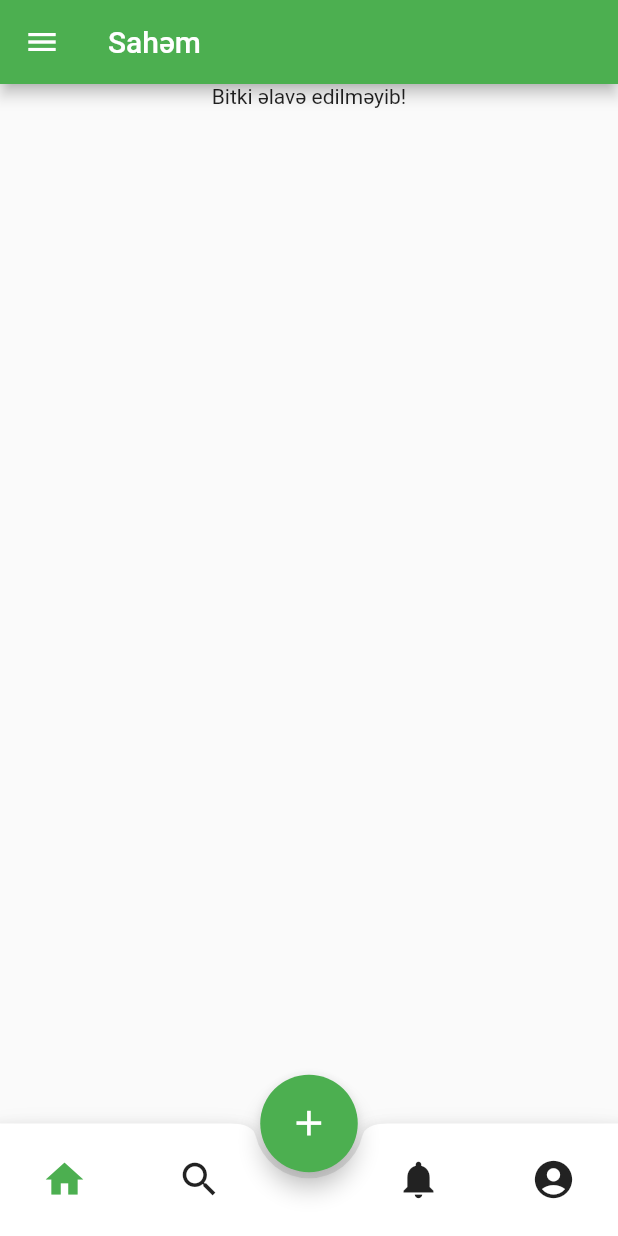
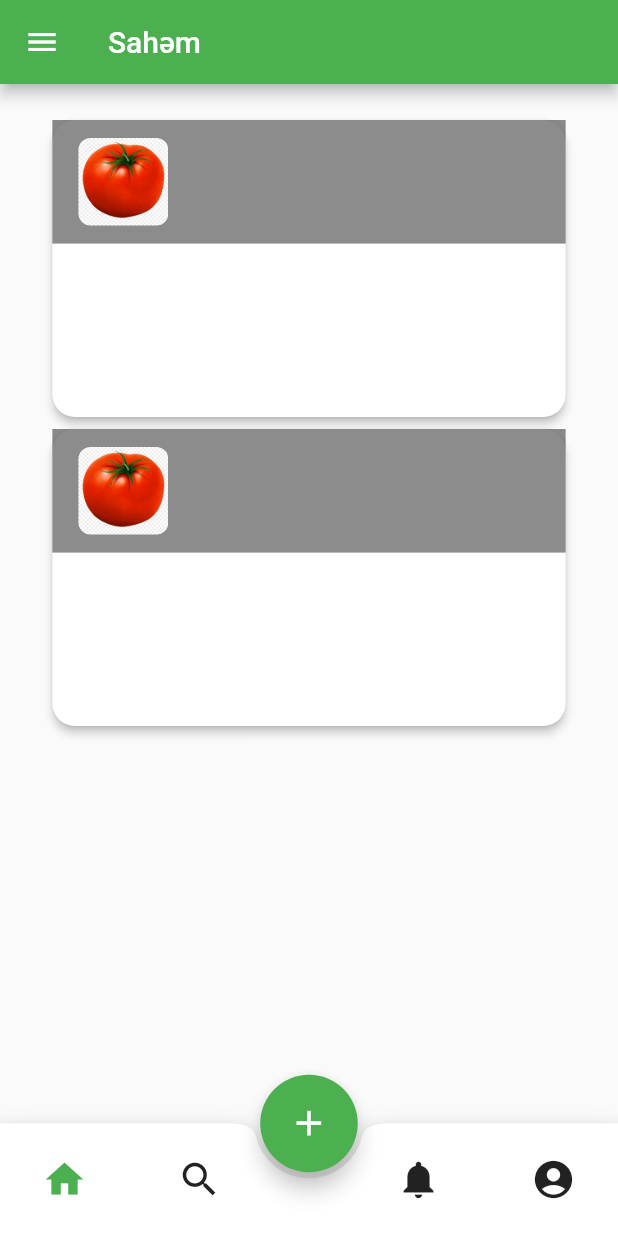
Before and after one commit to Fred0399/agrorammers, a Flutter app: the screen it shows after launch, on a phone screen of 412 x 824 dp. Run offline on Flutter 3.47's test engine with Material 2 defaults, Android fonts, the phone set to English and light mode, and no system bars; our stand-ins replace google_sign_in, rxdart.

Commit message:
5th commit

```diff
--- a/lib/data/plant_data.dart
+++ b/lib/data/plant_data.dart
@@ -1,4 +1,5 @@
-import 'dart:ui';
+
+import 'package:flutter/material.dart';
 
 class PlantData{
   final int id;
@@ -11,8 +12,8 @@ class PlantData{
 class TaskCare{
   final int isDone;//0 means it is not done yet, 1 means it is.
   final String note;
-  final String time_data;
+  final String timeData;
 
-  TaskCare({this.isDone=0,this.note,this.time_data});
+  TaskCare({this.isDone=0,this.note,this.timeData});
 
 }
--- a/lib/screens/home.dart
+++ b/lib/screens/home.dart
@@ -15,11 +15,15 @@ class _HomeState extends State<Home> {
   @override
   Widget build(BuildContext context) {
     return SingleChildScrollView(
-      child: (widget.list != null)
-          ? Column(children: widget.list.map((val) {}).toList())
-          : Center(
-              child: Text("Bitki əlavə edilməyib!"),
-            ),
+      child: Column(
+          mainAxisAlignment: MainAxisAlignment.spaceBetween,
+          children: widget.list.map(
+        (val) {
+          return MyPlant(
+            plantData: val,
+          );
+        },
+      ).toList()),
     );
   }
 }
--- a/lib/screens/home_page.dart
+++ b/lib/screens/home_page.dart
@@ -1,3 +1,4 @@
+import 'package:agrorammers/data/plant_data.dart';
 import 'package:flutter/material.dart';
 import 'package:google_sign_in/google_sign_in.dart';
 import '../blocs/login_provider.dart';
@@ -7,6 +8,25 @@ import 'home.dart';
 class LoginPage extends StatefulWidget {
   int choosedind = 0;
   String appBarTitle = "Sahəm";
+  List<PlantData> list = [
+    PlantData(
+      id: 123123,
+      title: "Pomidor",
+      image: Image.asset('assets/catalog_items/tomato.png'),
+      tasks: [
+        TaskCare(isDone: 0, note: "5 gunden 1 sula"),
+      ],
+    ),
+    PlantData(
+      id: 123123,
+      title: "Pomidor",
+      image: Image.asset('assets/catalog_items/tomato.png'),
+      tasks: [
+        TaskCare(isDone: 0, note: "5 gunden 1 sula"),
+      ],
+    )
+  ];
+
   @override
   _LoginPageState createState() => _LoginPageState();
 }
@@ -95,11 +115,18 @@ class _LoginPageState extends State<LoginPage> {
           print('Page Changes to index $int');
         },
         children: <Widget>[
-          Container(
-            width: double.infinity,
-            height: double.infinity,
-            child:Home(null),
-          ),
+          (widget.list != null && widget.list.length > 0)
+              ? Container(
+                  width: double.infinity,
+                  height: double.infinity,
+                  padding: EdgeInsets.fromLTRB(0, 20, 0, 5),
+                  child: Home(widget.list),
+                )
+              : Center(
+                  child: Container(
+                    child: Text("Bitki əlavə edilməyib!"),
+                  ),
+                ),
           Center(
             child: Container(
               child: Text('Empty Body 1'),
--- a/lib/widgets/my_plant.dart
+++ b/lib/widgets/my_plant.dart
@@ -1,6 +1,11 @@
+import 'package:agrorammers/data/plant_data.dart';
 import 'package:flutter/material.dart';
 
 class MyPlant extends StatefulWidget {
+  PlantData plantData;
+
+  MyPlant({this.plantData});
+
   @override
   _MyPlantState createState() => _MyPlantState();
 }
@@ -8,8 +13,42 @@ class MyPlant extends StatefulWidget {
 class _MyPlantState extends State<MyPlant> {
   @override
   Widget build(BuildContext context) {
+    final Size screenSize = MediaQuery.of(context).size;
     return Container(
+      width: screenSize.width * 0.85,
+      height: screenSize.height * 0.25,
+      child: Card(
+        shape: RoundedRectangleBorder(
+          borderRadius: BorderRadius.circular(15.0),
+        ),
+        elevation: 2.5,
+        child: Column(children: <Widget>[
+          Container(
+            color: Colors.black45,
+            width: screenSize.width * 0.85,
+            height: screenSize.height * 0.10,
+            child: Row(
+              crossAxisAlignment: CrossAxisAlignment.center,
+              mainAxisAlignment: MainAxisAlignment.start,
+              children: <Widget>[
+                Container(
+                  width: screenSize.width * 0.23,
+                  height: screenSize.height * 0.10,
+                  padding: EdgeInsets.all(12),
+                  child: Center(
+                    child: ClipRRect(
+                      borderRadius: BorderRadius.circular(8.0),
+                      child: Image.asset("assets/catalog_items/tomato.png"),
+                    ),
+                  ),
+                ),
+                SizedBox(width: 10,),
 
+              ],
+            ),
+          ),
+        ]),
+      ),
     );
   }
 }
```
